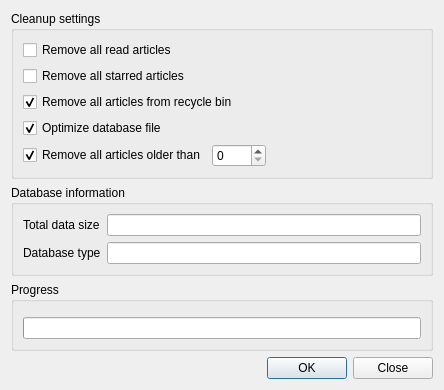
First picture: the form in src/librssguard/gui/dialogs/formdatabasecleanup.ui, repository martinrotter/rssguard, before the edit.
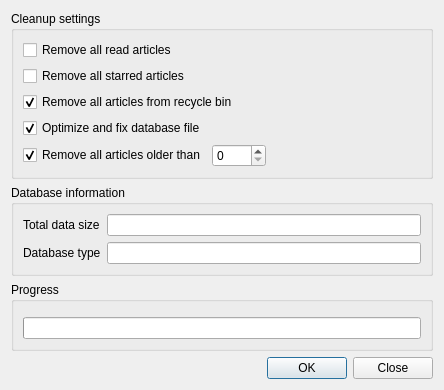
Second picture: the form after the edit. Custom widgets are drawn as their Qt base class.

Commit message: reindex DB when optimizing

The edit to the form file:
```diff
--- a/src/librssguard/gui/dialogs/formdatabasecleanup.ui
+++ b/src/librssguard/gui/dialogs/formdatabasecleanup.ui
@@ -7,7 +7,7 @@
     <x>0</x>
     <y>0</y>
     <width>444</width>
-    <height>359</height>
+    <height>390</height>
    </rect>
   </property>
   <property name="windowTitle">
@@ -23,7 +23,7 @@
       <item row="4" column="0" colspan="3">
        <widget class="QCheckBox" name="m_checkShrink">
         <property name="text">
-         <string>Optimize database file</string>
+         <string>Optimize and fix database file</string>
         </property>
         <property name="checked">
          <bool>true</bool>
```
Left out of the diff: 10 changed lines with no effect on the pictures. The commit also changes 1 other file.
